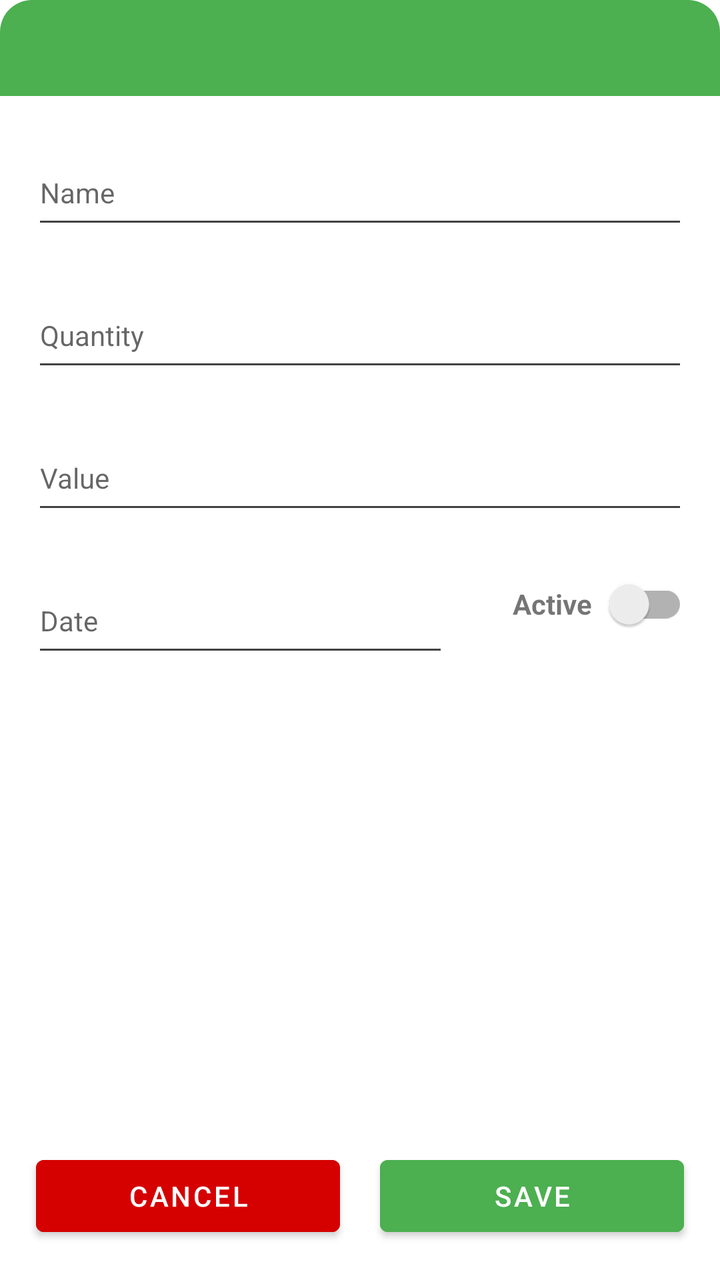
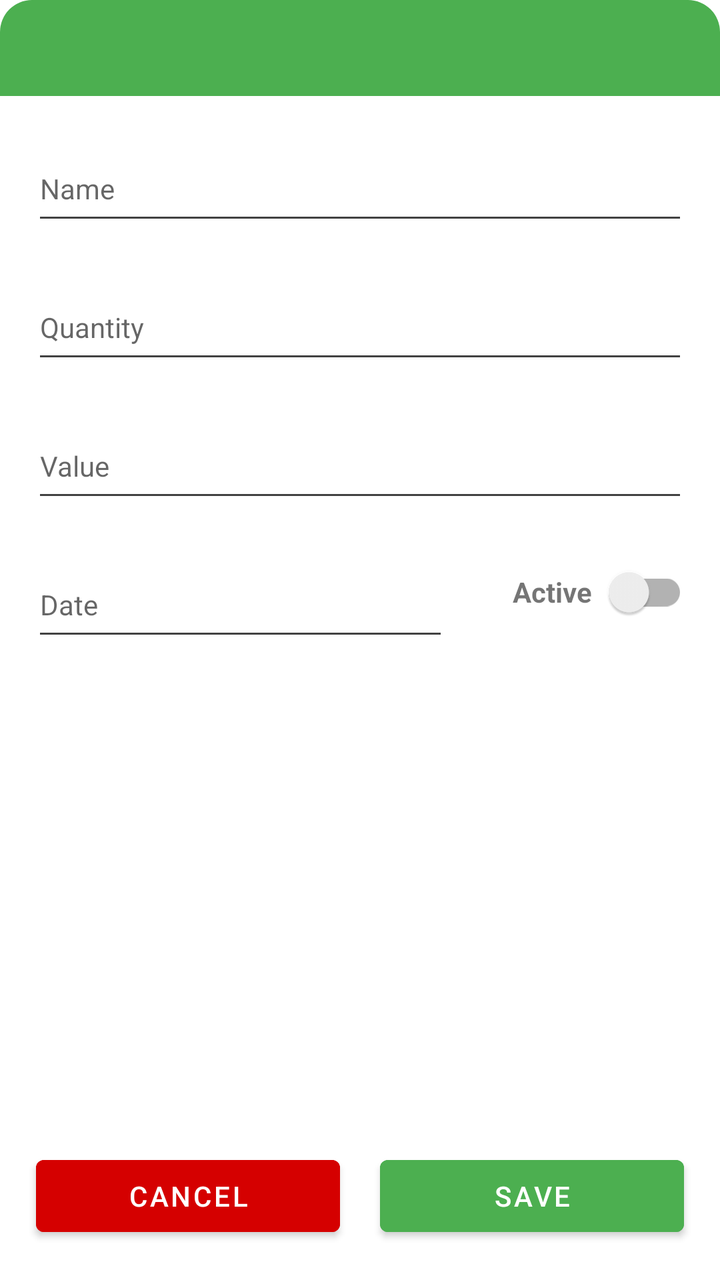

Before-and-after screenshots of an Android layout around one commit, followed by the original layout XML and the change that was made.
<!-- AndroidManifest.xml: application theme AppTheme -->
<!-- res/layout/activity_payments_details.xml -->
<?xml version="1.0" encoding="utf-8"?>
<androidx.constraintlayout.widget.ConstraintLayout xmlns:android="http://schemas.android.com/apk/res/android"
    xmlns:app="http://schemas.android.com/apk/res-auto"
    xmlns:tools="http://schemas.android.com/tools"
    android:layout_width="match_parent"
    android:layout_height="match_parent"
    android:layout_margin="@dimen/default_material_margin"
    android:background="@drawable/layout_rounded_shape"
    android:orientation="vertical"
    tools:context=".ui.payments.PaymentsDetailsFragment"
    tools:ignore="PrivateResource">

    <TextView
        android:id="@+id/tvPaymentDetailsTitle"
        style="@style/TitleTopRoundedTextView"
        android:layout_width="match_parent"
        android:layout_height="@dimen/title_height"
        android:gravity="center"
        app:layout_constraintEnd_toEndOf="parent"
        app:layout_constraintStart_toStartOf="parent"
        app:layout_constraintTop_toTopOf="parent" />

    <com.google.android.material.textfield.TextInputLayout
        android:id="@+id/lytName"
        style="@style/Widget.MaterialComponents.TextInputLayout.OutlinedBox"
        android:layout_width="match_parent"
        android:layout_height="wrap_content"
        android:layout_margin="@dimen/default_material_margin"
        android:hint="@string/name"
        app:hintTextAppearance="@style/HintTextAppearance"
        app:layout_constraintEnd_toEndOf="parent"
        app:layout_constraintStart_toStartOf="parent"
        app:layout_constraintTop_toBottomOf="@id/tvPaymentDetailsTitle">

        <com.google.android.material.textfield.TextInputEditText
            android:id="@+id/etPaymentName"
            android:layout_width="match_parent"
            android:layout_height="@dimen/title_height"
            android:ems="10"
            android:inputType="textCapSentences"
            android:minHeight="@dimen/title_height"
            android:textAlignment="center"
            android:textSize="@dimen/card_subTitle_text_size"
            android:theme="@style/FocusEditTextTheme" />

    </com.google.android.material.textfield.TextInputLayout>

    <com.google.android.material.textfield.TextInputLayout
        android:id="@+id/lytQuantity"
        style="@style/Widget.MaterialComponents.TextInputLayout.OutlinedBox"
        android:layout_width="match_parent"
        android:layout_height="wrap_content"
        android:layout_margin="@dimen/default_material_margin"
        android:hint="@string/quantity"
        app:hintTextAppearance="@style/HintTextAppearance"
        app:layout_constraintEnd_toEndOf="parent"
        app:layout_constraintStart_toStartOf="parent"
        app:layout_constraintTop_toBottomOf="@id/lytName">

        <com.google.android.material.textfield.TextInputEditText
            android:id="@+id/etPaymentQuantity"
            android:layout_width="match_parent"
            android:layout_height="@dimen/title_height"
            android:ems="10"
            android:inputType="number"
            android:maxLength="3"
            android:minHeight="@dimen/title_height"
            android:textAlignment="center"
            android:textSize="@dimen/card_subTitle_text_size"
            android:theme="@style/FocusEditTextTheme" />

    </com.google.android.material.textfield.TextInputLayout>

    <com.google.android.material.textfield.TextInputLayout
        android:id="@+id/lytValue"
        style="@style/Widget.MaterialComponents.TextInputLayout.OutlinedBox"
        android:layout_width="match_parent"
        android:layout_height="wrap_content"
        android:layout_margin="@dimen/default_material_margin"
        android:hint="@string/value"
        app:hintTextAppearance="@style/HintTextAppearance"
        app:layout_constraintEnd_toEndOf="parent"
        app:layout_constraintStart_toStartOf="parent"
        app:layout_constraintTop_toBottomOf="@id/lytQuantity">

        <com.google.android.material.textfield.TextInputEditText
            android:id="@+id/etPaymentValue"
            android:layout_width="match_parent"
            android:layout_height="@dimen/title_height"
            android:ems="10"
            android:inputType="numberDecimal"
            android:minHeight="@dimen/title_height"
            android:textAlignment="center"
            android:textSize="@dimen/card_subTitle_text_size"
            android:theme="@style/FocusEditTextTheme" />

    </com.google.android.material.textfield.TextInputLayout>

    <com.google.android.material.textfield.TextInputLayout
        android:id="@+id/lytDate"
        style="@style/Widget.MaterialComponents.TextInputLayout.OutlinedBox"
        android:layout_width="@dimen/zero"
        android:layout_height="wrap_content"
        android:layout_margin="@dimen/default_material_margin"
        android:hint="@string/date"
        app:hintTextAppearance="@style/HintTextAppearance"
        app:layout_constraintEnd_toStartOf="@id/lytActive"
        app:layout_constraintStart_toStartOf="parent"
        app:layout_constraintTop_toBottomOf="@id/lytValue">

        <com.google.android.material.textfield.TextInputEditText
            android:id="@+id/etPaymentDate"
            android:layout_width="match_parent"
            android:layout_height="@dimen/title_height"
            android:ems="10"
            android:inputType="date"
            android:minHeight="@dimen/title_height"
            android:textAlignment="center"
            android:textSize="@dimen/card_subTitle_text_size"
            android:theme="@style/FocusEditTextTheme" />

    </com.google.android.material.textfield.TextInputLayout>

    <LinearLayout
        android:id="@+id/lytActive"
        android:layout_width="wrap_content"
        android:layout_height="wrap_content"
        android:layout_margin="@dimen/default_material_margin"
        android:orientation="horizontal"
        app:layout_constraintEnd_toEndOf="parent"
        app:layout_constraintStart_toEndOf="@id/lytDate"
        app:layout_constraintTop_toBottomOf="@id/lytValue">

        <TextView
            android:layout_width="wrap_content"
            android:layout_height="match_parent"
            android:gravity="center"
            android:text="@string/active"
            android:textStyle="bold" />

        <androidx.appcompat.widget.SwitchCompat
            android:id="@+id/scActive"
            android:layout_width="wrap_content"
            android:layout_height="match_parent"
            android:layout_gravity="center"
            tools:ignore="UseSwitchCompatOrMaterialXml" />

    </LinearLayout>

    <include
        android:id="@+id/lytFooter"
        layout="@layout/options_footer_bar"
        android:layout_width="@dimen/zero"
        android:layout_height="wrap_content"
        android:layout_margin="@dimen/half_material_margin"
        app:layout_constraintBottom_toBottomOf="parent"
        app:layout_constraintEnd_toEndOf="parent"
        app:layout_constraintStart_toStartOf="parent" />

</androidx.constraintlayout.widget.ConstraintLayout>
<!-- res/layout/options_footer_bar.xml (included above) -->
<?xml version="1.0" encoding="utf-8"?>
<LinearLayout xmlns:android="http://schemas.android.com/apk/res/android"
    style="?android:attr/buttonBarStyle"
    android:layout_width="match_parent"
    android:layout_height="wrap_content"
    android:layout_margin="@dimen/five_margin"
    android:orientation="horizontal">

    <com.google.android.material.button.MaterialButton
        android:id="@+id/mbCancel"
        android:layout_width="match_parent"
        android:layout_height="match_parent"
        android:layout_margin="@dimen/ten_margin"
        android:layout_weight="@dimen/full_layout_weight"
        android:backgroundTint="@color/colorRed"
        android:gravity="center"
        android:text="@string/cancel"
        android:textColor="@color/design_default_color_background" />

    <com.google.android.material.button.MaterialButton
        android:id="@+id/mbSave"
        android:layout_width="match_parent"
        android:layout_height="match_parent"
        android:layout_margin="@dimen/ten_margin"
        android:layout_weight="@dimen/full_layout_weight"
        android:backgroundTint="@color/colorPrimary"
        android:gravity="center"
        android:text="@string/save"
        android:textColor="@color/design_default_color_background" />
</LinearLayout>
<!-- resources referenced by this layout -->
<resources>
  <color name="colorPrimary">#4CAF50</color>
  <color name="colorRed">#D50000</color>
  <dimen name="card_subTitle_text_size">14sp</dimen>
  <dimen name="default_material_margin">16dp</dimen>
  <dimen name="five_margin">5dp</dimen>
  <dimen name="full_layout_weight">1</dimen>
  <dimen name="half_material_margin">8dp</dimen>
  <dimen name="ten_margin">10dp</dimen>
  <dimen name="title_height">48dp</dimen>
  <dimen name="zero">0dp</dimen>
  <!-- drawable layout_rounded_shape (drawable) -->
  <?xml version="1.0" encoding="utf-8"?>
  <shape xmlns:android="http://schemas.android.com/apk/res/android"
      android:shape="rectangle">
      <solid android:color="@color/colorWhite" />
      <corners android:radius="@dimen/default_material_margin" />
  </shape>
  <string name="active">Active</string>
  <string name="cancel">Cancel</string>
  <string name="date">Date</string>
  <string name="name">Name</string>
  <string name="quantity">Quantity</string>
  <string name="save">Save</string>
  <string name="value">Value</string>
  <style name="FocusEditTextTheme" parent="Theme.AppCompat.Light.DarkActionBar">
          <item name="colorControlNormal">@color/defaultFontColor</item>
          <item name="colorControlActivated">@color/colorPrimary</item>
          <item name="colorControlHighlight">@color/colorPrimary</item>
      </style>
  <style name="HintTextAppearance" parent="TextAppearance.AppCompat">
          <item name="android:textColor">@color/colorPrimary</item>
          <item name="android:textSize">16sp</item>
          <item name="android:textStyle">bold</item>
      </style>
  <style name="TitleTopRoundedTextView" parent="Theme.AppCompat.Light.DarkActionBar">
          <item name="android:textSize">16sp</item>
          <item name="android:textStyle">bold</item>
          <item name="android:textAlignment">gravity</item>
          <item name="android:textColor">@color/colorWhite</item>
          <item name="android:background">@drawable/layout_top_rounded_shape</item>
          <item name="android:gravity">center|center_horizontal|center_vertical</item>
      </style>
  <style name="AppTheme" parent="Theme.MaterialComponents.Light.DarkActionBar">
          
          <item name="colorAccent">@color/colorPrimary</item>
          <item name="colorPrimary">@color/colorPrimary</item>
          <item name="colorPrimaryDark">@color/colorPrimaryDark</item>
          
          
          <item name="bottomSheetDialogTheme">@style/AppBottomSheetDialogTheme</item>
          <item name="materialCalendarStyle">@style/Widget.MaterialComponents.MaterialCalendar</item>
          <item name="materialCalendarFullscreenTheme">
              @style/ThemeOverlay.MaterialComponents.MaterialCalendar.Fullscreen
          </item>
          <item name="materialCalendarTheme">@style/ThemeOverlay.MaterialComponents.MaterialCalendar
          </item>
      </style>
  <color name="colorWhite">#FFFFFF</color>
  <color name="defaultFontColor">#424242</color>
  <!-- drawable layout_top_rounded_shape (drawable) -->
  <?xml version="1.0" encoding="utf-8"?>
  <shape xmlns:android="http://schemas.android.com/apk/res/android"
      android:shape="rectangle">
      <solid android:color="@color/colorPrimary" />
      <corners
          android:topLeftRadius="@dimen/default_material_margin"
          android:topRightRadius="@dimen/default_material_margin" />
  </shape>
  <color name="colorPrimaryDark">#388E3C</color>
  <style name="AppBottomSheetDialogTheme" parent="Theme.Design.Light.BottomSheetDialog">
          <item name="bottomSheetStyle">@style/AppModalStyle</item>
      </style>
  <style name="AppModalStyle" parent="Widget.Design.BottomSheet.Modal">
          <item name="android:background">@drawable/layout_rounded_shape</item>
      </style>
</resources>

<!-- the commit's change to res/layout/activity_payments_details.xml (unified diff, before → after) -->
@@ -5,7 +5,6 @@
     android:layout_width="match_parent"
     android:layout_height="match_parent"
     android:layout_margin="@dimen/default_material_margin"
-    android:background="@drawable/layout_rounded_shape"
     android:orientation="vertical"
     tools:context=".ui.payments.PaymentsDetailsFragment"
     tools:ignore="PrivateResource">
@@ -22,12 +21,11 @@
 
     <com.google.android.material.textfield.TextInputLayout
         android:id="@+id/lytName"
-        style="@style/Widget.MaterialComponents.TextInputLayout.OutlinedBox"
+        style="@style/TextInputLayoutStyle"
         android:layout_width="match_parent"
         android:layout_height="wrap_content"
         android:layout_margin="@dimen/default_material_margin"
         android:hint="@string/name"
-        app:hintTextAppearance="@style/HintTextAppearance"
         app:layout_constraintEnd_toEndOf="parent"
         app:layout_constraintStart_toStartOf="parent"
         app:layout_constraintTop_toBottomOf="@id/tvPaymentDetailsTitle">
@@ -47,12 +45,11 @@
 
     <com.google.android.material.textfield.TextInputLayout
         android:id="@+id/lytQuantity"
-        style="@style/Widget.MaterialComponents.TextInputLayout.OutlinedBox"
+        style="@style/TextInputLayoutStyle"
         android:layout_width="match_parent"
         android:layout_height="wrap_content"
         android:layout_margin="@dimen/default_material_margin"
         android:hint="@string/quantity"
-        app:hintTextAppearance="@style/HintTextAppearance"
         app:layout_constraintEnd_toEndOf="parent"
         app:layout_constraintStart_toStartOf="parent"
         app:layout_constraintTop_toBottomOf="@id/lytName">
@@ -73,12 +70,11 @@
 
     <com.google.android.material.textfield.TextInputLayout
         android:id="@+id/lytValue"
-        style="@style/Widget.MaterialComponents.TextInputLayout.OutlinedBox"
+        style="@style/TextInputLayoutStyle"
         android:layout_width="match_parent"
         android:layout_height="wrap_content"
         android:layout_margin="@dimen/default_material_margin"
         android:hint="@string/value"
-        app:hintTextAppearance="@style/HintTextAppearance"
         app:layout_constraintEnd_toEndOf="parent"
         app:layout_constraintStart_toStartOf="parent"
         app:layout_constraintTop_toBottomOf="@id/lytQuantity">
@@ -98,12 +94,11 @@
 
     <com.google.android.material.textfield.TextInputLayout
         android:id="@+id/lytDate"
-        style="@style/Widget.MaterialComponents.TextInputLayout.OutlinedBox"
+        style="@style/TextInputLayoutStyle"
         android:layout_width="@dimen/zero"
         android:layout_height="wrap_content"
         android:layout_margin="@dimen/default_material_margin"
         android:hint="@string/date"
-        app:hintTextAppearance="@style/HintTextAppearance"
         app:layout_constraintEnd_toStartOf="@id/lytActive"
         app:layout_constraintStart_toStartOf="parent"
         app:layout_constraintTop_toBottomOf="@id/lytValue">
<!-- resource entries referenced after the edit -->
@@ -10,13 +10,6 @@
   <dimen name="ten_margin">10dp</dimen>
   <dimen name="title_height">48dp</dimen>
   <dimen name="zero">0dp</dimen>
-  <!-- drawable layout_rounded_shape (drawable) -->
-  <?xml version="1.0" encoding="utf-8"?>
-  <shape xmlns:android="http://schemas.android.com/apk/res/android"
-      android:shape="rectangle">
-      <solid android:color="@color/colorWhite" />
-      <corners android:radius="@dimen/default_material_margin" />
-  </shape>
   <string name="active">Active</string>
   <string name="cancel">Cancel</string>
   <string name="date">Date</string>
@@ -29,8 +22,9 @@
           <item name="colorControlActivated">@color/colorPrimary</item>
           <item name="colorControlHighlight">@color/colorPrimary</item>
       </style>
-  <style name="HintTextAppearance" parent="TextAppearance.AppCompat">
-          <item name="android:textColor">@color/colorPrimary</item>
+  <style name="TextInputLayoutStyle" parent="Widget.MaterialComponents.TextInputLayout.OutlinedBox">
+          <item name="hintTextColor">@color/selector_text_input_layout_hint_color</item>
+          <item name="android:textColor">@color/selector_text_input_layout_hint_color</item>
           <item name="android:textSize">16sp</item>
           <item name="android:textStyle">bold</item>
       </style>
@@ -48,17 +42,16 @@
           <item name="colorPrimary">@color/colorPrimary</item>
           <item name="colorPrimaryDark">@color/colorPrimaryDark</item>
           
-          
           <item name="bottomSheetDialogTheme">@style/AppBottomSheetDialogTheme</item>
           <item name="materialCalendarStyle">@style/Widget.MaterialComponents.MaterialCalendar</item>
+          <item name="materialCalendarTheme">@style/ThemeOverlay.MaterialComponents.MaterialCalendar
+          </item>
           <item name="materialCalendarFullscreenTheme">
               @style/ThemeOverlay.MaterialComponents.MaterialCalendar.Fullscreen
           </item>
-          <item name="materialCalendarTheme">@style/ThemeOverlay.MaterialComponents.MaterialCalendar
-          </item>
       </style>
+  <color name="defaultFontColor">#424242</color>
   <color name="colorWhite">#FFFFFF</color>
-  <color name="defaultFontColor">#424242</color>
   <!-- drawable layout_top_rounded_shape (drawable) -->
   <?xml version="1.0" encoding="utf-8"?>
   <shape xmlns:android="http://schemas.android.com/apk/res/android"
@@ -75,5 +68,12 @@
   <style name="AppModalStyle" parent="Widget.Design.BottomSheet.Modal">
           <item name="android:background">@drawable/layout_rounded_shape</item>
       </style>
+  <!-- drawable layout_rounded_shape (drawable) -->
+  <?xml version="1.0" encoding="utf-8"?>
+  <shape xmlns:android="http://schemas.android.com/apk/res/android"
+      android:shape="rectangle">
+      <solid android:color="@color/colorWhite" />
+      <corners android:radius="@dimen/default_material_margin" />
+  </shape>
 </resources>
 
